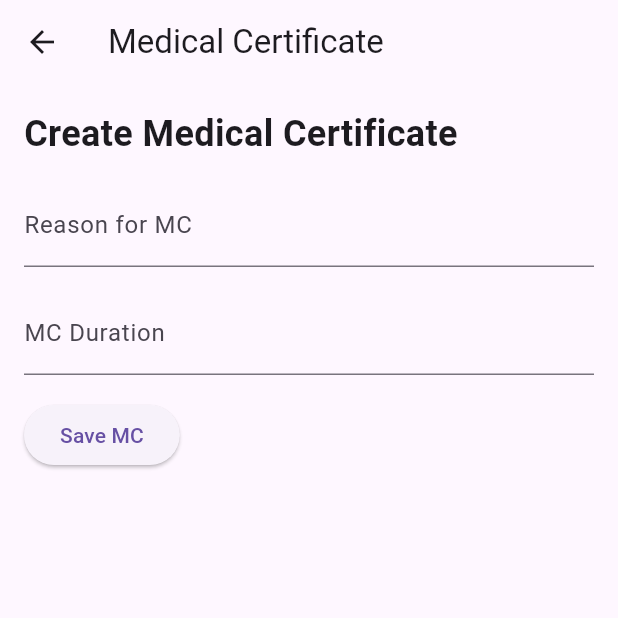
After one commit to warsena/appointmentpractice, a Flutter app: the MedicalCertificate screen opened directly, on a phone screen of 412 x 824 dp, the top half of it. The commit adds this screen. Run offline on Flutter 3.47's test engine with Material 3 defaults, Android fonts, the phone set to English and light mode, and no system bars; our stand-ins replace cloud_firestore, firebase_auth, firebase_core, table_calendar; accounts and stored records are empty.

```diff
--- /dev/null
+++ b/lib/medicalcertificate.dart
@@ -0,0 +1,46 @@
+import 'package:flutter/material.dart';
+
+class MedicalCertificate extends StatelessWidget {
+  @override
+  Widget build(BuildContext context) {
+    return Scaffold(
+      appBar: AppBar(
+        title: const Text('Medical Certificate'),
+      ),
+      body: Padding(
+        padding: const EdgeInsets.all(16),
+        child: Column(
+          crossAxisAlignment: CrossAxisAlignment.start,
+          children: [
+            const Text(
+              'Create Medical Certificate',
+              style: TextStyle(
+                fontSize: 24,
+                fontWeight: FontWeight.bold,
+              ),
+            ),
+            const SizedBox(height: 16),
+            const TextField(
+              decoration: InputDecoration(labelText: 'Reason for MC'),
+            ),
+            const SizedBox(height: 16),
+            const TextField(
+              decoration: InputDecoration(labelText: 'MC Duration'),
+            ),
+            const SizedBox(height: 16),
+            ElevatedButton(
+              onPressed: () {
+                // Handle save MC functionality here
+                ScaffoldMessenger.of(context).showSnackBar(
+                  const SnackBar(content: Text('MC Created Successfully')),
+                );
+                Navigator.pop(context); // Navigate back after saving
+              },
+              child: const Text('Save MC'),
+            ),
+          ],
+        ),
+      ),
+    );
+  }
+}
```
Also changed, not shown: lib/Schedule/doctorschedule.dart (+71 -12 lines).
